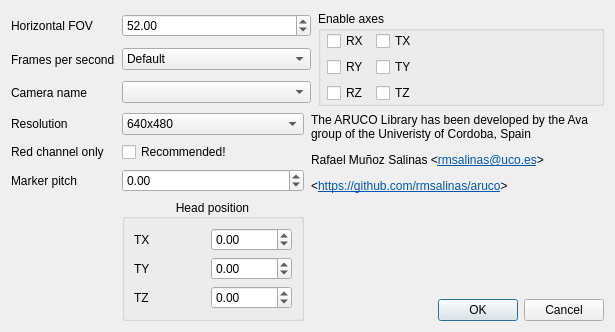
opentrack/opentrack, file ftnoir_tracker_aruco/aruco-trackercontrols.ui: the form before one commit.
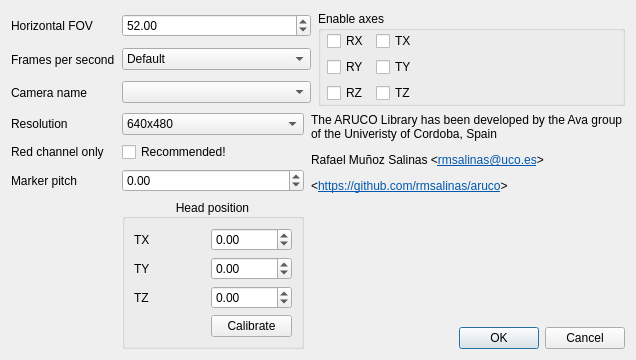
The form after the commit.

```diff
--- a/ftnoir_tracker_aruco/aruco-trackercontrols.ui
+++ b/ftnoir_tracker_aruco/aruco-trackercontrols.ui
@@ -9,8 +9,8 @@
    <rect>
     <x>0</x>
     <y>0</y>
-    <width>615</width>
-    <height>326</height>
+    <width>636</width>
+    <height>346</height>
    </rect>
   </property>
   <property name="sizePolicy">
@@ -110,6 +110,13 @@
         </property>
        </widget>
       </item>
+      <item row="4" column="1">
+       <widget class="QPushButton" name="btn_calibrate">
+        <property name="text">
+         <string>Calibrate</string>
+        </property>
+       </widget>
+      </item>
      </layout>
     </widget>
    </item>
```
